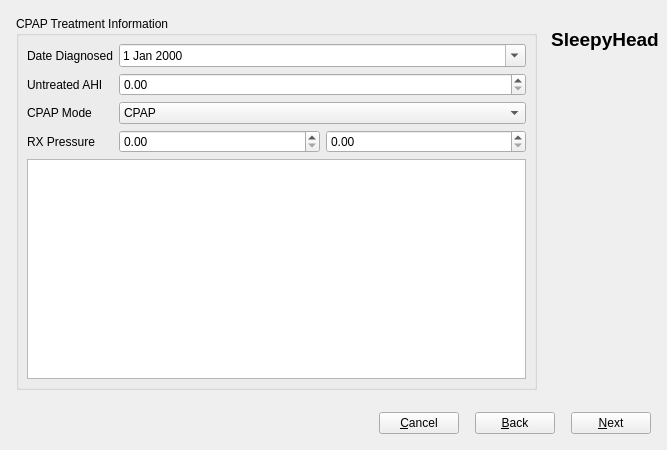
Before: the Qt Designer form oscr/newprofile.ui in operativeF/oscar, drawn with Qt 5.
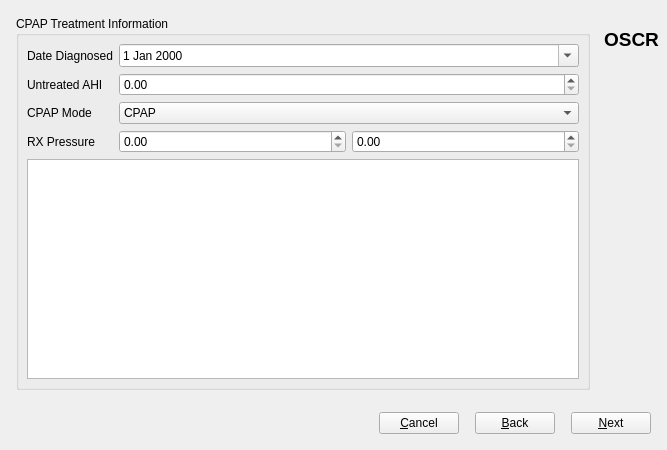
After: the same form once the commit is applied. Icons and pictures are not drawn.

Commit message: sleepyhead changed to OSCR where appropriate

The edit to the form file:
```diff
--- a/oscr/newprofile.ui
+++ b/oscr/newprofile.ui
@@ -874,7 +874,7 @@
           </font>
          </property>
          <property name="text">
-          <string>SleepyHead</string>
+          <string>OSCR</string>
          </property>
          <property name="alignment">
           <set>Qt::AlignHCenter|Qt::AlignTop</set>
```
The commit also changes 32 other files.
